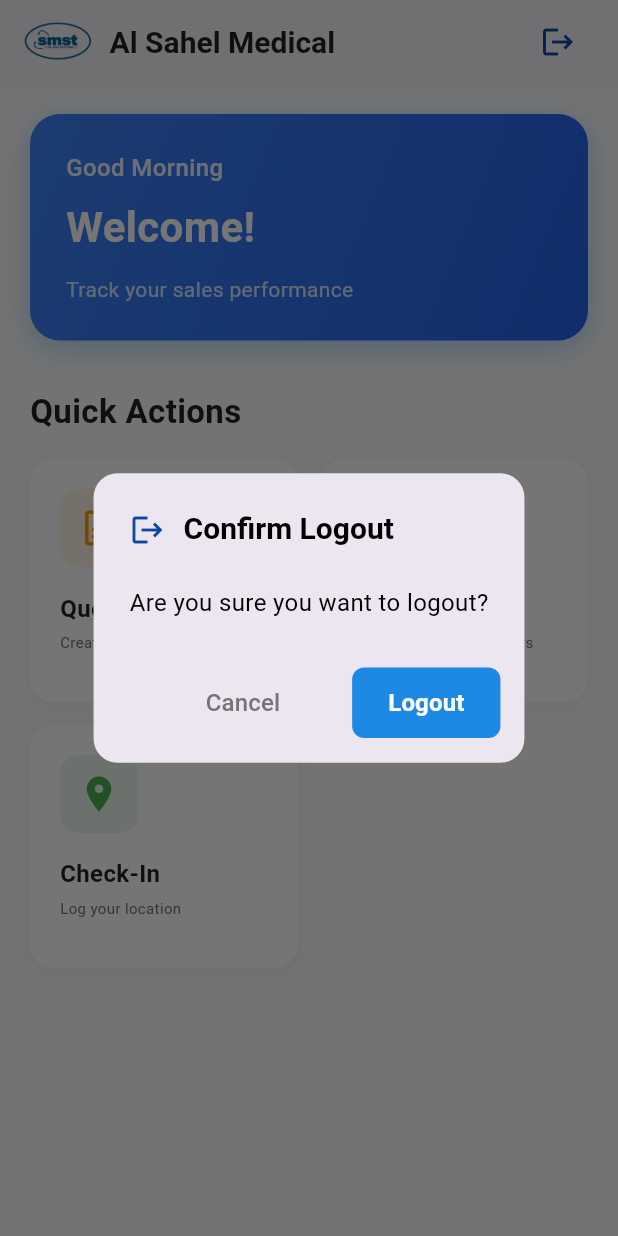
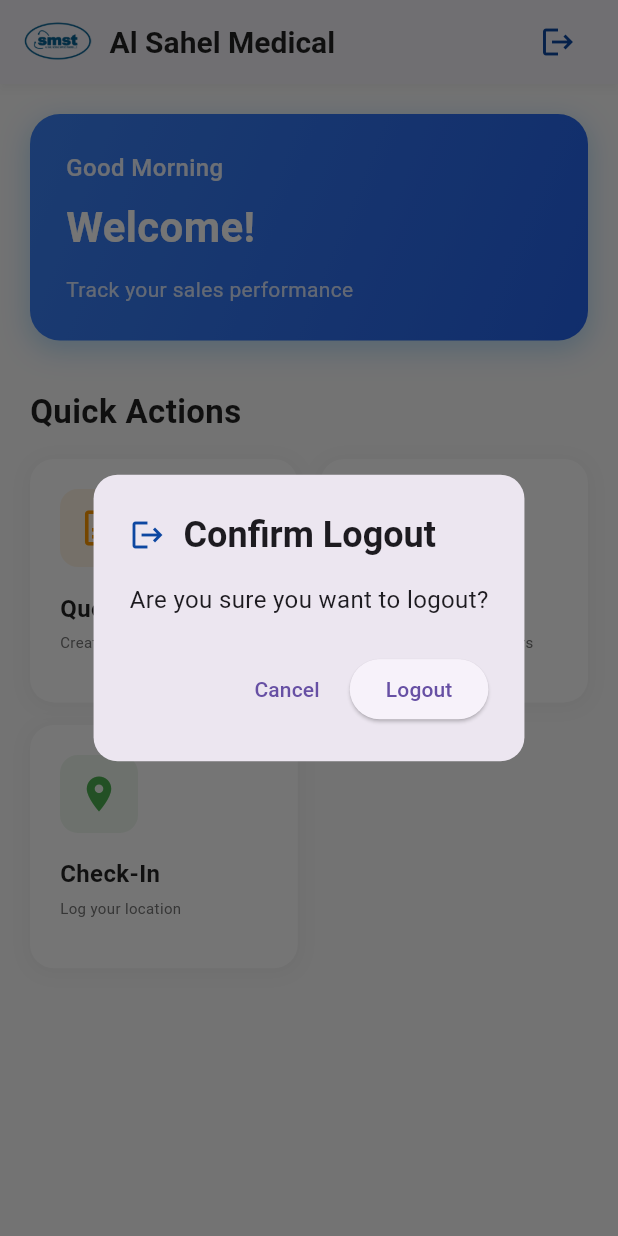
Before and after one commit to teambackoffice/sahelmed_app, a Flutter app: the SalesPersonHomepage screen opened directly, after a tap on the "logout" icon, on a phone screen of 412 x 824 dp. Run offline on Flutter 3.47's test engine with Material 3 defaults, Android fonts, the light colour scheme and no system bars; our stand-ins replace flutter_secure_storage, image_picker; accounts and stored records are empty.

Commit message:
LOGOUT API

```diff
--- a/lib/providers/get_leads_provider.dart
+++ b/lib/providers/get_leads_provider.dart
@@ -11,8 +11,6 @@ class LeadController extends ChangeNotifier {
   int _totalCount = 0;
   bool _hasMore = false;
   Pagination? _pagination;
-
-  LeadController(LeadService leadService);
 
   bool get isLoading => _isLoading;
   String? get errorMessage => _errorMessage;
--- a/lib/providers/get_quotation_provider.dart
+++ b/lib/providers/get_quotation_provider.dart
@@ -11,8 +11,6 @@ class GetQuotationController extends ChangeNotifier {
   List<Quotation> quotations = [];
   bool hasMore = false;
   int totalCount = 0;
-
-  GetQuotationController(GetQuotationService getQuotationService);
 
   Future<void> fetchQuotations() async {
     try {
--- /dev/null
+++ b/lib/providers/logout_provider.dart
@@ -0,0 +1,31 @@
+import 'package:flutter/material.dart';
+import '../services/logout_service.dart';
+
+class LogoutController extends ChangeNotifier {
+  final LogoutService _logoutService = LogoutService();
+
+  bool _isLoading = false;
+  bool get isLoading => _isLoading;
+
+  String? _errorMessage;
+  String? get errorMessage => _errorMessage;
+
+  Future<bool> logout() async {
+    _isLoading = true;
+    _errorMessage = null;
+    notifyListeners();
+
+    final result = await _logoutService.logout();
+
+    _isLoading = false;
+
+    if (result['success'] == true) {
+      notifyListeners();
+      return true;
+    } else {
+      _errorMessage = result['message'] ?? 'Logout failed';
+      notifyListeners();
+      return false;
+    }
+  }
+}
--- a/lib/view/sales_person/homepage_sp.dart
+++ b/lib/view/sales_person/homepage_sp.dart
@@ -1,5 +1,8 @@
 import 'package:flutter/material.dart';
+import 'package:provider/provider.dart';
 import 'package:sahelmed_app/core/app_colors.dart';
+import 'package:sahelmed_app/providers/logout_provider.dart';
+import 'package:sahelmed_app/view/login_page.dart';
 import 'package:sahelmed_app/view/sales_person/check-in/check-in.dart';
 import 'package:sahelmed_app/view/sales_person/leads/leads.dart';
 import 'package:sahelmed_app/view/sales_person/quotation/quotation_page.dart';
@@ -19,71 +22,79 @@ class _SalesPersonHomepageState extends State<SalesPersonHomepage> {
     super.initState();
   }
 
-  void logout() async {
-    bool? confirm = await showDialog(
+  void showLogoutDialog(BuildContext context) async {
+    final logoutController = Provider.of<LogoutController>(
+      context,
+      listen: false,
+    );
+
+    bool? confirm = await showDialog<bool>(
       context: context,
       builder: (context) => AlertDialog(
         shape: RoundedRectangleBorder(borderRadius: BorderRadius.circular(16)),
         title: Row(
           children: [
-            Icon(Icons.logout, color: Colors.blue[900], size: 24),
-            SizedBox(width: 12),
-            Text(
+            Icon(Icons.logout, color: Colors.blue[900]),
+            const SizedBox(width: 12),
+            const Text(
               'Confirm Logout',
-              style: TextStyle(
-                fontSize: 20,
-                fontWeight: FontWeight.bold,
-                color: Colors.black,
-              ),
+              style: TextStyle(fontWeight: FontWeight.bold),
             ),
           ],
         ),
-        content: Padding(
-          padding: EdgeInsets.symmetric(vertical: 8),
-          child: Text(
-            'Are you sure you want to logout?',
-            style: TextStyle(fontSize: 16, color: Colors.black, height: 1.4),
-          ),
+        content: const Text(
+          'Are you sure you want to logout?',
+          style: TextStyle(fontSize: 16),
         ),
-        actionsPadding: EdgeInsets.fromLTRB(16, 0, 16, 16),
         actions: [
           TextButton(
-            onPressed: () => Navigator.of(context).pop(false),
-            style: TextButton.styleFrom(
-              padding: EdgeInsets.symmetric(horizontal: 24, vertical: 12),
-              shape: RoundedRectangleBorder(
-                borderRadius: BorderRadius.circular(8),
-              ),
-            ),
-            child: Text(
-              'Cancel',
-              style: TextStyle(
-                fontSize: 16,
-                fontWeight: FontWeight.w500,
-                color: Colors.grey[600],
-              ),
-            ),
+            onPressed: () => Navigator.pop(context, false),
+            child: const Text('Cancel'),
           ),
-          SizedBox(width: 8),
-          ElevatedButton(
-            onPressed: () => Navigator.of(context).pop(true),
-            style: ElevatedButton.styleFrom(
-              backgroundColor: AppColors.primary,
-              foregroundColor: Colors.white,
-              padding: EdgeInsets.symmetric(horizontal: 24, vertical: 12),
-              shape: RoundedRectangleBorder(
-                borderRadius: BorderRadius.circular(8),
-              ),
-              elevation: 0,
-            ),
-            child: Text(
-              'Logout',
-              style: TextStyle(fontSize: 16, fontWeight: FontWeight.w600),
-            ),
+          Consumer<LogoutController>(
+            builder: (_, controller, __) {
+              return ElevatedButton(
+                onPressed: controller.isLoading
+                    ? null
+                    : () async {
+                        Navigator.pop(context, true);
+                      },
+                child: controller.isLoading
+                    ? const SizedBox(
+                        height: 18,
+                        width: 18,
+                        child: CircularProgressIndicator(
+                          strokeWidth: 2,
+                          color: Colors.white,
+                        ),
+                      )
+                    : const Text('Logout'),
+              );
+            },
           ),
         ],
       ),
     );
+
+    if (confirm == true) {
+      final success = await logoutController.logout();
+
+      if (success) {
+        // Navigate to Login Screen
+        Navigator.pushAndRemoveUntil(
+          context,
+          MaterialPageRoute(builder: (_) => const LoginScreen()),
+          (route) => false,
+        );
+      } else {
+        ScaffoldMessenger.of(context).showSnackBar(
+          SnackBar(
+            content: Text(logoutController.errorMessage ?? 'Logout failed'),
+            backgroundColor: Colors.red,
+          ),
+        );
+      }
+    }
   }
 
   String _getGreeting() {
@@ -127,7 +138,7 @@ class _SalesPersonHomepageState extends State<SalesPersonHomepage> {
             margin: EdgeInsets.only(right: 16),
             child: IconButton(
               icon: Icon(Icons.logout, color: Colors.blue[900]),
-              onPressed: logout,
+              onPressed: () => showLogoutDialog(context),
               tooltip: 'Logout',
             ),
           ),
--- a/lib/view/sales_person/quotation/quotation_page.dart
+++ b/lib/view/sales_person/quotation/quotation_page.dart
@@ -24,7 +24,7 @@ class _QuotationPageState extends State<QuotationPage> {
   void initState() {
     super.initState();
     // Initialize controller with service instance
-    _controller = GetQuotationController(GetQuotationService());
+    _controller = GetQuotationController();
     _loadQuotations();
     _scrollController.addListener(_onScroll);
   }
```
Also changed, not shown: lib/main.dart (+5 -6 lines), lib/providers/login_provider.dart (+16 -3 lines), lib/services/login_service.dart (+0 -43 lines), lib/services/logout_service.dart (added, +60 -0 lines), lib/view/service_engineer/homepage_se.dart (+60 -49 lines), lib/view/splash_screen.dart (+38 -7 lines).
